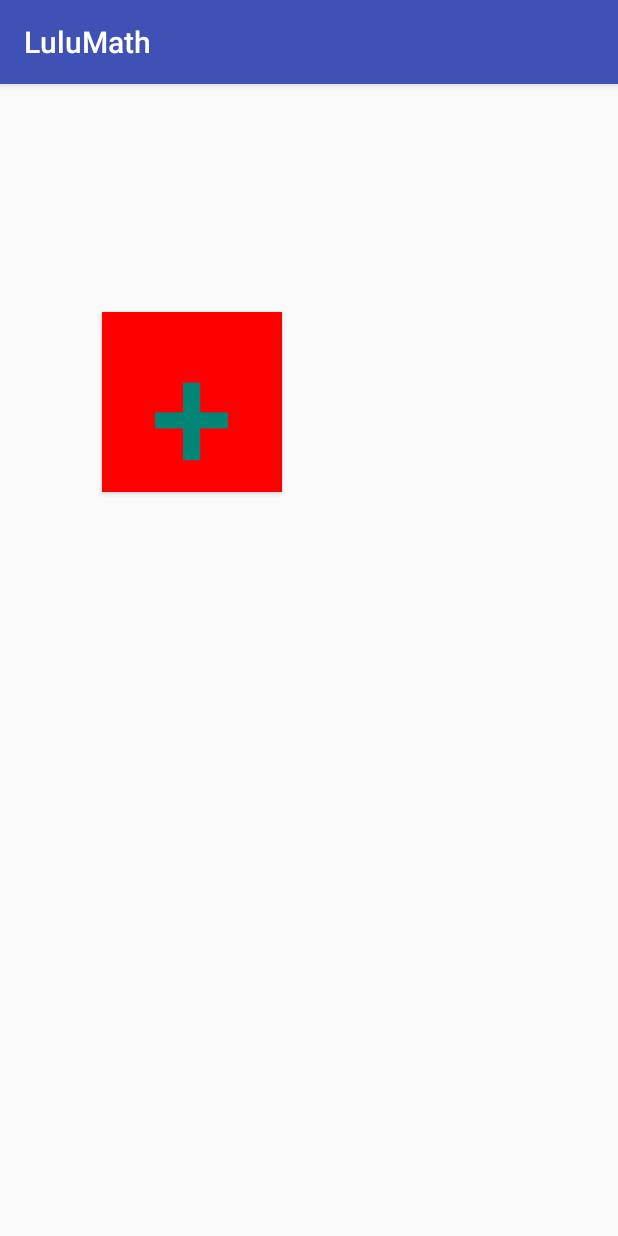
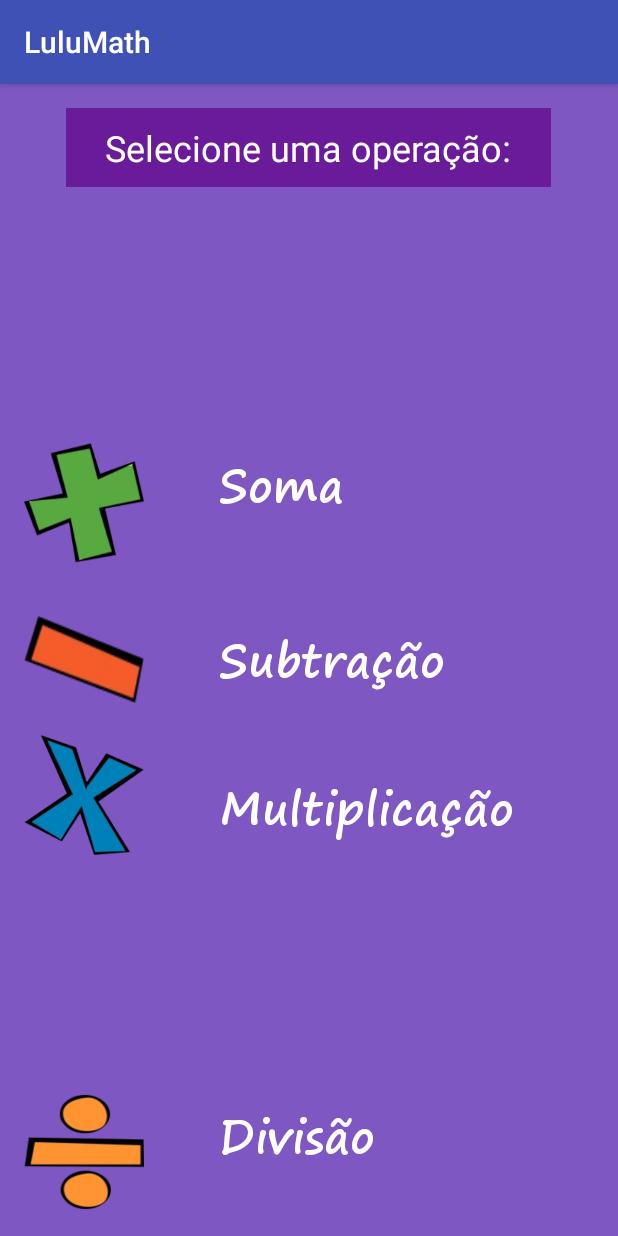
Before and after one commit to cassiopires/LuluMath, an Android app: the screen it shows after launch (MainActivity), on a phone screen of 412 x 824 dp. Run offline under Robolectric (Android 15) with nearby library versions, the phone set to English and light mode, and no system bars.

Commit message:
Tela inicial pronta. Exercícios de soma prontos.

```diff
--- a/app/src/main/AndroidManifest.xml
+++ b/app/src/main/AndroidManifest.xml
@@ -15,7 +15,7 @@
                 <category android:name="android.intent.category.LAUNCHER" />
             </intent-filter>
         </activity>
-        <activity android:name=".Somar"></activity>
+        <activity android:name=".Soma"></activity>
     </application>
 
 </manifest>
--- a/app/src/main/java/com/fakedomain/admin/lulumath/MainActivity.java
+++ b/app/src/main/java/com/fakedomain/admin/lulumath/MainActivity.java
@@ -1,28 +1,48 @@
 package com.fakedomain.admin.lulumath;
 
 import android.content.Intent;
+import android.graphics.Typeface;
 import android.support.v7.app.AppCompatActivity;
 import android.os.Bundle;
 import android.view.View;
-import android.widget.Button;
+import android.widget.ImageView;
+import android.widget.TextView;
 
 public class MainActivity extends AppCompatActivity {
 
-    private Button btnSomar;
+    private ImageView imgSoma;
+    private TextView textoSoma;
+    private TextView textoSubtracao;
+    private TextView textoMultiplicacao;
+    private TextView textoDivisao;
 
     @Override
     protected void onCreate(Bundle savedInstanceState) {
         super.onCreate(savedInstanceState);
         setContentView(R.layout.activity_main);
 
-        btnSomar = (Button) findViewById(R.id.btnSomar);
+        imgSoma = (ImageView) findViewById(R.id.imageViewSoma);
 
-        btnSomar.setOnClickListener(new View.OnClickListener() {
+        imgSoma.setOnClickListener(new View.OnClickListener() {
             @Override
             public void onClick(View view) {
-                Intent intent = new Intent(getApplicationContext(), Somar.class);
+                Intent intent = new Intent(getApplicationContext(), Soma.class);
                 startActivity(intent);
             }
         });
+
+        textoSoma = (TextView) findViewById(R.id.textViewSoma);
+        Typeface mtypeFace = Typeface.createFromAsset(getAssets(), "fonts/segoeprb.ttf");
+        textoSoma.setTypeface(mtypeFace);
+
+        textoSubtracao = (TextView) findViewById(R.id.textViewSubtracao);
+        textoSubtracao.setTypeface(mtypeFace);
+
+        textoMultiplicacao = (TextView) findViewById(R.id.textViewMultiplicacao);
+        textoMultiplicacao.setTypeface(mtypeFace);
+
+        textoDivisao = (TextView) findViewById(R.id.textViewDivisao);
+        textoDivisao.setTypeface(mtypeFace);
+
     }
 }
--- a/app/src/main/res/layout/activity_main.xml
+++ b/app/src/main/res/layout/activity_main.xml
@@ -7,22 +7,114 @@
     android:paddingLeft="@dimen/activity_horizontal_margin"
     android:paddingRight="@dimen/activity_horizontal_margin"
     android:paddingTop="@dimen/activity_vertical_margin"
-    tools:context="com.fakedomain.admin.lulumath.MainActivity">
+    tools:context="com.fakedomain.admin.lulumath.MainActivity"
+    android:background="#7e57c2">
 
-    <Button
+    <ImageView
+        android:layout_width="80dp"
+        android:layout_height="80dp"
+        android:id="@+id/imageViewSoma"
+        android:background="@drawable/soma"
+        android:clickable="false"
+        android:layout_marginBottom="35dp"
+        android:layout_above="@+id/imageViewSubtracao"
+        android:layout_alignParentLeft="true"
+        android:layout_alignParentStart="true" />
+
+    <ImageView
+        android:layout_width="80dp"
+        android:layout_height="wrap_content"
+        android:id="@+id/imageViewSubtracao"
+        android:background="@drawable/subtracao"
+        android:layout_centerVertical="true"
+        android:layout_alignParentLeft="true"
+        android:layout_alignParentStart="true" />
+
+    <ImageView
+        android:layout_width="80dp"
+        android:layout_height="80dp"
+        android:id="@+id/imageViewMultiplicacao"
+        android:background="@drawable/multiplicacao"
+        android:layout_marginTop="21dp"
+        android:layout_below="@+id/imageViewSubtracao"
+        android:layout_alignParentLeft="true"
+        android:layout_alignParentStart="true" />
+
+    <ImageView
+        android:layout_width="80dp"
+        android:layout_height="80dp"
+        android:id="@+id/imageViewDivisao"
+        android:background="@drawable/divisao"
+        android:layout_alignParentBottom="true"
+        android:layout_alignParentLeft="true"
+        android:layout_alignParentStart="true" />
+
+    <TextView
         android:layout_width="wrap_content"
         android:layout_height="wrap_content"
-        android:text="+"
-        android:id="@+id/btnSomar"
-        android:layout_marginLeft="52dp"
-        android:layout_marginStart="52dp"
-        android:background="#F00"
-        android:textColor="@color/accent_material_light"
-        android:textSize="@dimen/texto_botao"
-        android:width="@dimen/largura_botao"
-        android:height="@dimen/altura_botao"
-        android:layout_marginTop="136dp"
+        android:textAppearance="?android:attr/textAppearanceLarge"
+        android:text="Soma"
+        android:id="@+id/textViewSoma"
+        android:textSize="30sp"
+        android:layout_alignBottom="@+id/imageViewSoma"
+        android:layout_alignLeft="@+id/textViewSubtracao"
+        android:layout_alignStart="@+id/textViewSubtracao"
+        android:layout_marginBottom="25dp"
+        android:textColor="#fff" />
+
+    <TextView
+        android:layout_width="wrap_content"
+        android:layout_height="wrap_content"
+        android:textAppearance="?android:attr/textAppearanceLarge"
+        android:text="Subtração"
+        android:id="@+id/textViewSubtracao"
+        android:textSize="30sp"
+        android:layout_centerVertical="true"
+        android:layout_toRightOf="@+id/imageViewSubtracao"
+        android:layout_toEndOf="@+id/imageViewSubtracao"
+        android:layout_marginLeft="50dp"
+        android:layout_marginStart="50dp"
+        android:textColor="#fff" />
+
+    <TextView
+        android:layout_width="wrap_content"
+        android:layout_height="wrap_content"
+        android:textAppearance="?android:attr/textAppearanceLarge"
+        android:text="Multiplicação"
+        android:id="@+id/textViewMultiplicacao"
+        android:textSize="30sp"
+        android:layout_alignTop="@+id/imageViewMultiplicacao"
+        android:layout_alignLeft="@+id/textViewSubtracao"
+        android:layout_alignStart="@+id/textViewSubtracao"
+        android:layout_marginTop="21dp"
+        android:textColor="#fff" />
+
+    <TextView
+        android:layout_width="wrap_content"
+        android:layout_height="wrap_content"
+        android:textAppearance="?android:attr/textAppearanceLarge"
+        android:text="Divisão"
+        android:id="@+id/textViewDivisao"
+        android:textSize="30sp"
+        android:layout_marginBottom="24dp"
+        android:layout_alignBottom="@+id/imageViewDivisao"
+        android:layout_alignLeft="@+id/textViewMultiplicacao"
+        android:layout_alignStart="@+id/textViewMultiplicacao"
+        android:textColor="#fff" />
+
+    <TextView
+        android:layout_width="wrap_content"
+        android:layout_height="wrap_content"
+        android:textAppearance="?android:attr/textAppearanceLarge"
+        android:text="Selecione uma operação:"
+        android:id="@+id/textViewSelecioneOperacao"
+        android:textSize="24sp"
+        android:paddingStart="26sp"
+        android:background="#6a1b9a"
+        android:textColor="#fff"
+        android:padding="10sp"
         android:layout_alignParentTop="true"
-        android:layout_alignParentLeft="true"
-        android:layout_alignParentStart="true" />
+        android:layout_centerHorizontal="true"
+        android:paddingEnd="26sp" />
+
 </RelativeLayout>
```
Also changed, not shown: app/src/main/java/com/fakedomain/admin/lulumath/Soma.java (added, +114 -0 lines), app/src/main/java/com/fakedomain/admin/lulumath/Somar.java (deleted, +0 -92 lines), app/src/main/res/layout/activity_soma.xml (added, +106 -0 lines), app/src/main/res/layout/activity_somar.xml (deleted, +0 -92 lines), app/src/main/assets/fonts/segoepr.ttf (added), app/src/main/assets/fonts/segoeprb.ttf (added), app/src/main/res/drawable/divisao.png (added), app/src/main/res/drawable/emoji_chorando.png (added), app/src/main/res/drawable/emoji_nerd.png (added), app/src/main/res/drawable/multiplicacao.png (added), app/src/main/res/drawable/soma.png (added), app/src/main/res/drawable/subtracao.png (added).
